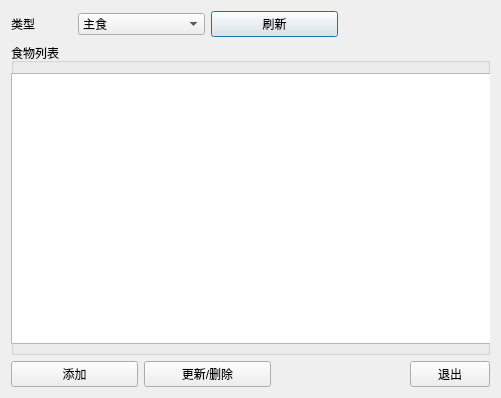
Above: exp11_FoodOrder/dlgfoodmanager.ui from mintluo/QtGUI-with-MySQL before the change. Below: the same form after it.
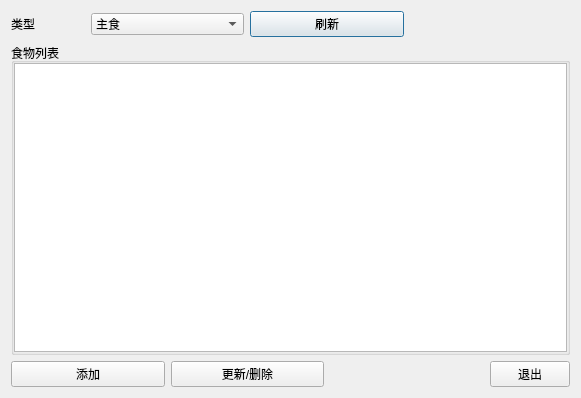
That is the form after the change.

Commit message: add exp11_FoodOrder

What changed in the file:
```diff
--- a/exp11_FoodOrder/dlgfoodmanager.ui
+++ b/exp11_FoodOrder/dlgfoodmanager.ui
@@ -6,7 +6,7 @@
    <rect>
     <x>0</x>
     <y>0</y>
-    <width>501</width>
+    <width>581</width>
     <height>398</height>
    </rect>
   </property>
@@ -81,16 +81,23 @@
        <property name="title">
         <string>食物列表</string>
        </property>
-       <widget class="QTableView" name="tvFoodList">
-        <property name="geometry">
-         <rect>
-          <x>0</x>
-          <y>30</y>
-          <width>481</width>
-          <height>271</height>
-         </rect>
+       <layout class="QHBoxLayout" name="horizontalLayout_2">
+        <property name="leftMargin">
+         <number>0</number>
         </property>
-       </widget>
+        <property name="topMargin">
+         <number>0</number>
+        </property>
+        <property name="rightMargin">
+         <number>0</number>
+        </property>
+        <property name="bottomMargin">
+         <number>0</number>
+        </property>
+        <item>
+         <widget class="QTableView" name="tvFoodList"/>
+        </item>
+       </layout>
       </widget>
      </item>
      <item row="2" column="0" colspan="2">
```
The commit also changes 20 other files.
